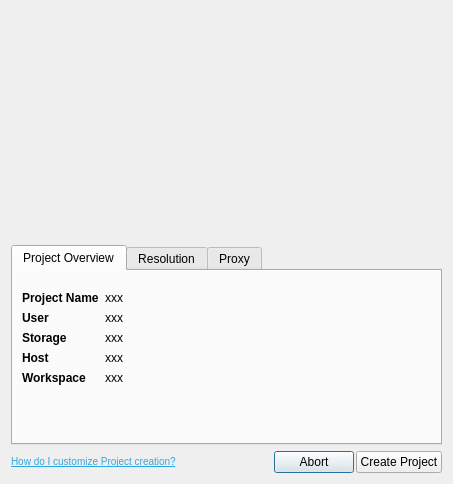
Old version of the form resources/project_create_dialog.ui in the repository shotgunsoftware/tk-flame.
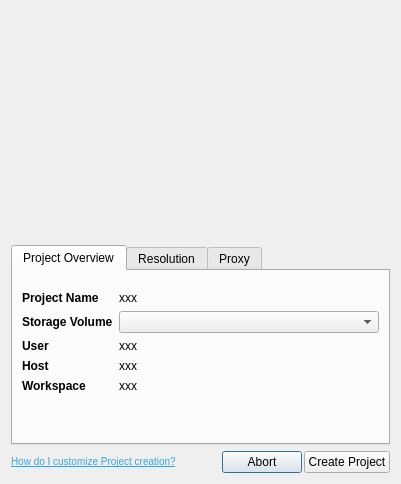
New version of the form. Icons and pictures are not drawn.

Commit message: #26910 Volume is now configurable via the Project Creation dialog.

```diff
--- a/resources/project_create_dialog.ui
+++ b/resources/project_create_dialog.ui
@@ -6,7 +6,7 @@
    <rect>
     <x>0</x>
     <y>0</y>
-    <width>453</width>
+    <width>401</width>
     <height>484</height>
    </rect>
   </property>
@@ -109,7 +109,7 @@
           </widget>
          </item>
          <item row="1" column="0">
-          <widget class="QLabel" name="label_6">
+          <widget class="QLabel" name="label_7">
            <property name="sizePolicy">
             <sizepolicy hsizetype="Maximum" vsizetype="Preferred">
              <horstretch>0</horstretch>
@@ -117,11 +117,14 @@
             </sizepolicy>
            </property>
            <property name="text">
-            <string>&lt;b&gt;User&lt;/b&gt;</string>
+            <string>&lt;b&gt;Storage Volume&lt;/b&gt;</string>
            </property>
           </widget>
          </item>
          <item row="1" column="1">
+          <widget class="QComboBox" name="volume"/>
+         </item>
+         <item row="2" column="1">
           <widget class="QLabel" name="user_name">
            <property name="text">
             <string>xxx</string>
@@ -132,7 +135,7 @@
           </widget>
          </item>
          <item row="2" column="0">
-          <widget class="QLabel" name="label_7">
+          <widget class="QLabel" name="label_6">
            <property name="sizePolicy">
             <sizepolicy hsizetype="Maximum" vsizetype="Preferred">
              <horstretch>0</horstretch>
@@ -140,44 +143,11 @@
             </sizepolicy>
            </property>
            <property name="text">
-            <string>&lt;b&gt;Storage&lt;/b&gt;</string>
+            <string>&lt;b&gt;User&lt;/b&gt;</string>
            </property>
           </widget>
          </item>
-         <item row="2" column="1">
-          <widget class="QLabel" name="storage_name">
-           <property name="text">
-            <string>xxx</string>
-           </property>
-           <property name="wordWrap">
-            <bool>false</bool>
-           </property>
-          </widget>
-         </item>
-         <item row="5" column="0">
-          <widget class="QLabel" name="label_17">
-           <property name="sizePolicy">
-            <sizepolicy hsizetype="Maximum" vsizetype="Preferred">
-             <horstretch>0</horstretch>
-             <verstretch>0</verstretch>
-            </sizepolicy>
-           </property>
-           <property name="text">
-            <string>&lt;b&gt;Workspace&lt;/b&gt;</string>
-           </property>
-          </widget>
-         </item>
-         <item row="5" column="1">
-          <widget class="QLabel" name="workspace_name">
-           <property name="text">
-            <string>xxx</string>
-           </property>
-           <property name="wordWrap">
-            <bool>false</bool>
-           </property>
-          </widget>
-         </item>
-         <item row="4" column="0">
+         <item row="3" column="0">
           <widget class="QLabel" name="label_19">
            <property name="sizePolicy">
             <sizepolicy hsizetype="Maximum" vsizetype="Preferred">
@@ -190,7 +160,7 @@
            </property>
           </widget>
          </item>
-         <item row="4" column="1">
+         <item row="3" column="1">
           <widget class="QLabel" name="host_name">
            <property name="text">
             <string>xxx</string>
@@ -200,6 +170,29 @@
            </property>
           </widget>
          </item>
+         <item row="4" column="0">
+          <widget class="QLabel" name="label_17">
+           <property name="sizePolicy">
+            <sizepolicy hsizetype="Maximum" vsizetype="Preferred">
+             <horstretch>0</horstretch>
+             <verstretch>0</verstretch>
+            </sizepolicy>
+           </property>
+           <property name="text">
+            <string>&lt;b&gt;Workspace&lt;/b&gt;</string>
+           </property>
+          </widget>
+         </item>
+         <item row="4" column="1">
+          <widget class="QLabel" name="workspace_name">
+           <property name="text">
+            <string>xxx</string>
+           </property>
+           <property name="wordWrap">
+            <bool>false</bool>
+           </property>
+          </widget>
+         </item>
         </layout>
        </item>
       </layout>
```
Left out of the diff: 7 changed lines with no effect on the pictures. The commit also changes 5 other files.
